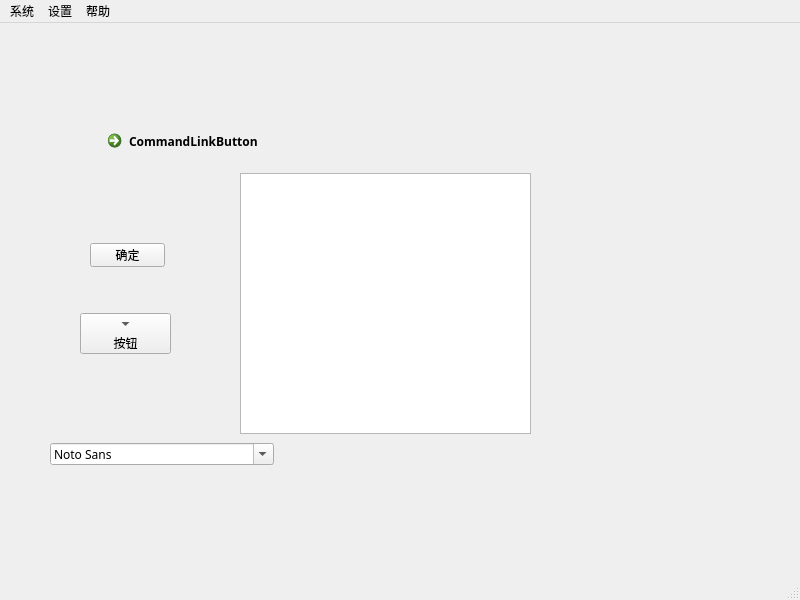
The window that com.wts/cloud/ui/YunQi_MainWindow.ui (Gavin-Ls/work-tools) describes before a commit, drawn with Qt 5.
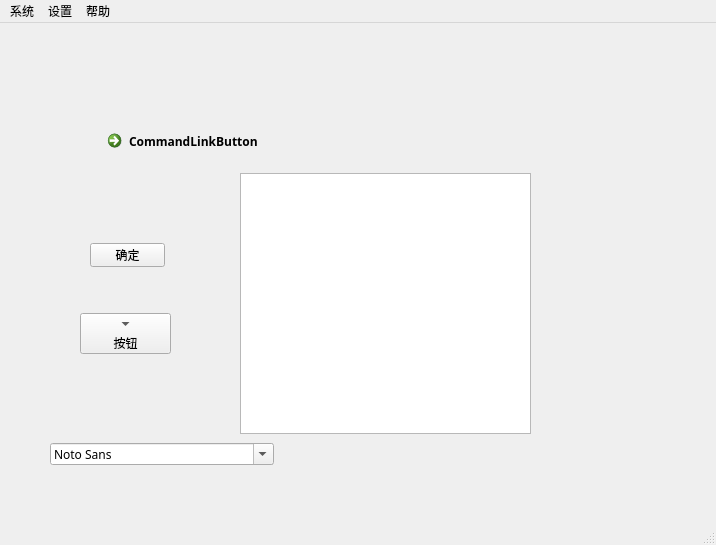
The same window after the commit. Icons and pictures are not drawn.

```diff
--- a/com.wts/cloud/ui/YunQi_MainWindow.ui
+++ b/com.wts/cloud/ui/YunQi_MainWindow.ui
@@ -6,8 +6,8 @@
    <rect>
     <x>0</x>
     <y>0</y>
-    <width>800</width>
-    <height>600</height>
+    <width>716</width>
+    <height>545</height>
    </rect>
   </property>
   <property name="font">
@@ -123,7 +123,7 @@
     <rect>
      <x>0</x>
      <y>0</y>
-     <width>800</width>
+     <width>716</width>
      <height>18</height>
     </rect>
    </property>
```
Left out of the diff: 6 changed lines with no effect on the pictures.
